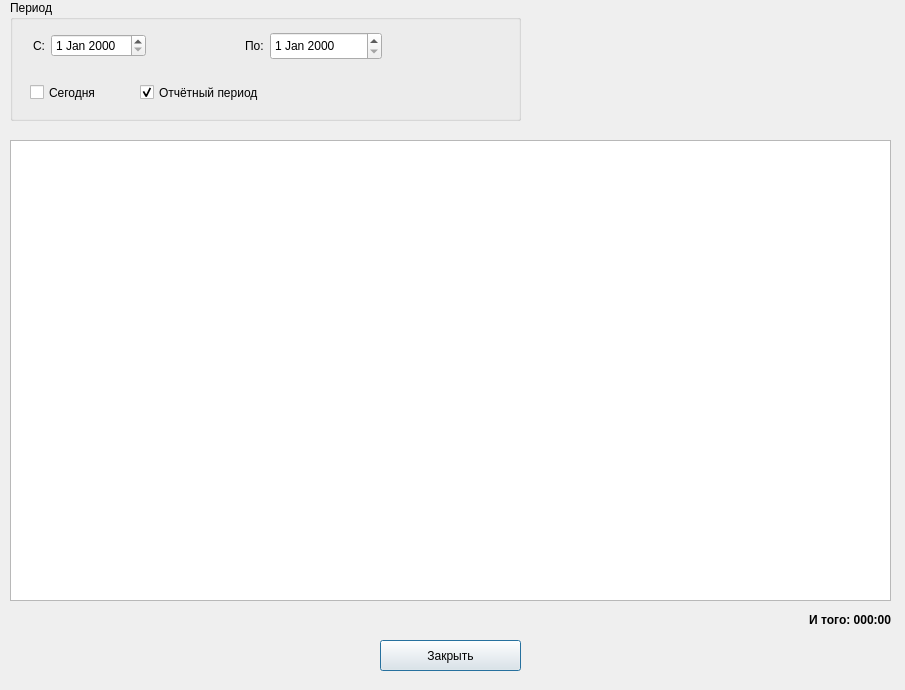
MishIvan/UbuntuProjects, file TasksAccounting/worksperioddialog.ui: the form before one commit.
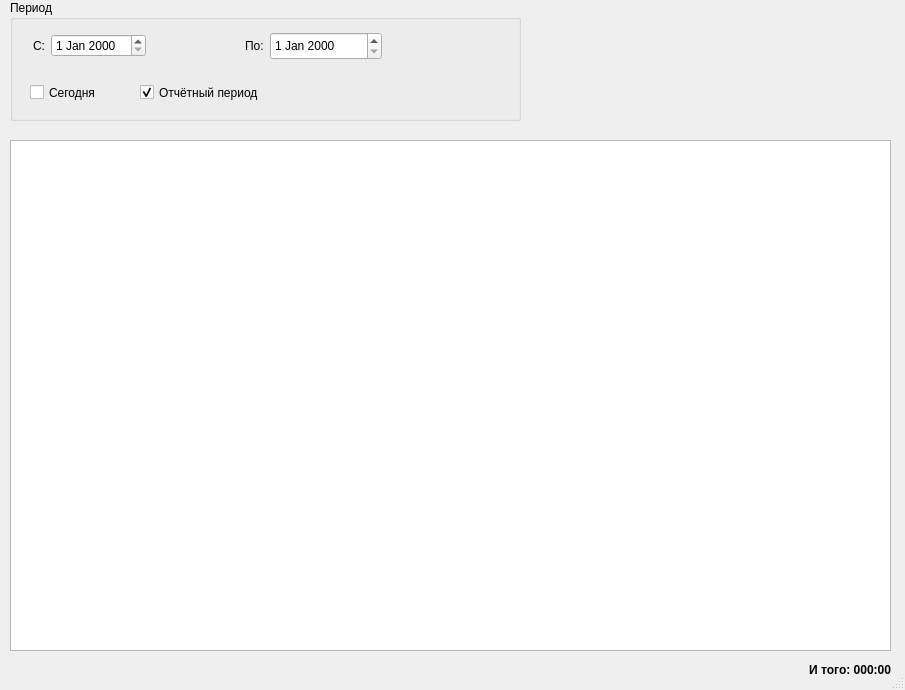
The form after the commit.

The edit to the form file:
```diff
--- a/TasksAccounting/worksperioddialog.ui
+++ b/TasksAccounting/worksperioddialog.ui
@@ -12,31 +12,21 @@
   </property>
   <property name="minimumSize">
    <size>
-    <width>905</width>
-    <height>690</height>
+    <width>0</width>
+    <height>0</height>
    </size>
   </property>
   <property name="windowTitle">
    <string>Работы за период</string>
   </property>
-  <widget class="QPushButton" name="m_closeButton">
-   <property name="geometry">
-    <rect>
-     <x>380</x>
-     <y>640</y>
-     <width>141</width>
-     <height>31</height>
-    </rect>
-   </property>
-   <property name="text">
-    <string>Закрыть</string>
-   </property>
-  </widget>
+  <property name="sizeGripEnabled">
+   <bool>true</bool>
+  </property>
   <widget class="QLabel" name="m_sumTimeLabel">
    <property name="geometry">
     <rect>
      <x>760</x>
-     <y>610</y>
+     <y>660</y>
      <width>131</width>
      <height>19</height>
     </rect>
@@ -63,7 +53,7 @@
      <x>10</x>
      <y>140</y>
      <width>881</width>
-     <height>461</height>
+     <height>511</height>
     </rect>
    </property>
    <property name="editTriggers">
```
Left out of the diff: 2 changed lines with no effect on the pictures.
